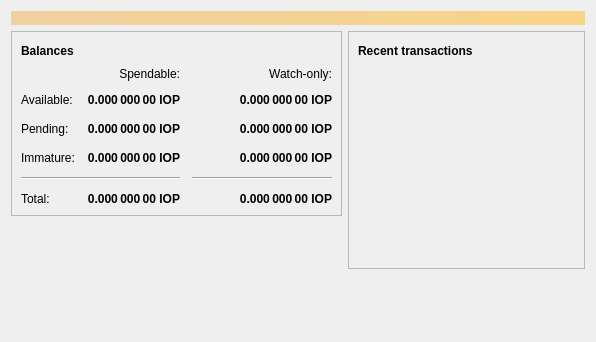
Anfauglith/bitcoin, file src/qt/forms/overviewpage.ui: the form before one commit.
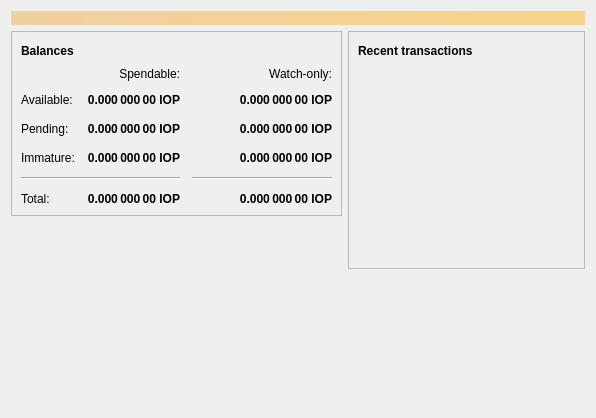
The form after the commit. Icons and pictures are not drawn.

Commit message: added logo in overview / fixed warning icon / fixed logo padding

```diff
--- a/src/qt/forms/overviewpage.ui
+++ b/src/qt/forms/overviewpage.ui
@@ -412,11 +412,61 @@
          </layout>
         </widget>
        </item>
+       <item>
+        <layout class="QHBoxLayout" name="logoLayout">
+          <property name="spacing">
+             <number>0</number>
+          </property>
+          <property name="margin">
+             <number>0</number>
+          </property>
+          <property name="alignment">
+               <set>Qt::AlignLeft|Qt::AlignTop</set>
+          </property>
+          <item>
+          <widget class="QPushButton" name="iopLogo">
+           <property name="enabled">
+              <bool>true</bool>
+            </property>
+            <!--<property name="sizePolicy">
+               <sizepolicy hsizetype="Preferred" vsizetype="MinimumExpanding">
+                <horstretch>1</horstretch>
+                <verstretch>1</verstretch>
+               </sizepolicy>
+              </property>-->
+            <property name="styleSheet">
+              <string notr="true">QPushButton {width: 187; height: 165; margin: 0px; padding: 10; border: none; textalign:left; image: url(:/icons/iop)} QPushButton:hover { background: rgb(45,45,45); }</string>
+            </property>
+            <property name="toolTip">
+               <string>http://iop.global</string>
+              </property>
+            <property name="text">
+              <string/>
+            </property>
+            <property name="size" stdset="0">
+              <size>
+                <width>256</width>
+                <height>256</height>
+              </size>
+            </property>
+            <property name="flat">
+              <bool>true</bool>
+            </property>
+          </widget>
+          </item>
+        </layout>
+       </item>
        <item>
         <spacer name="verticalSpacer">
          <property name="orientation">
           <enum>Qt::Vertical</enum>
          </property>
+         <property name="sizePolicy">
+               <sizepolicy hsizetype="Preferred" vsizetype="Preferred">
+                <horstretch>1</horstretch>
+                <verstretch>1</verstretch>
+               </sizepolicy>
+              </property>
          <property name="sizeHint" stdset="0">
           <size>
            <width>20</width>
```
The commit also changes 5 other files.
